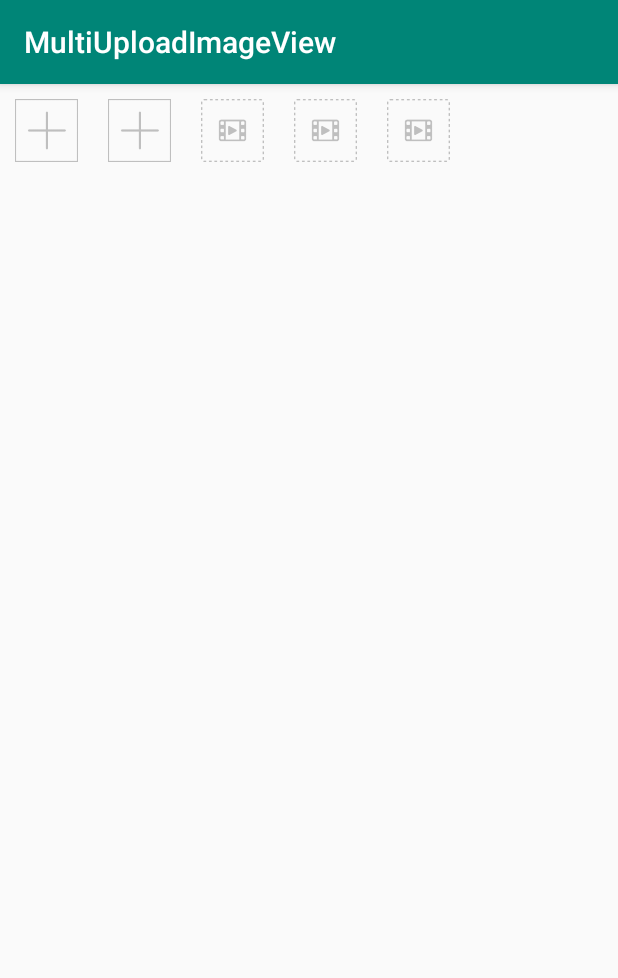
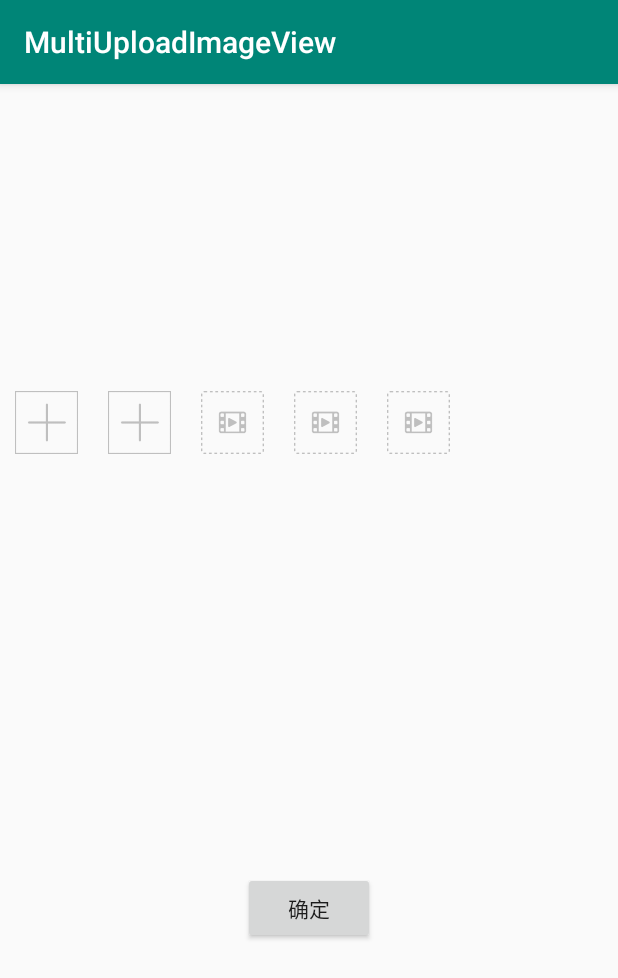
Before and after one commit to jingyongxuan666/MyView, an Android app: the screen it shows after launch (MainActivity), after a tap on "主体图片", on a phone screen of 412 x 824 dp. Shown: the top 978 px of the screen. Run offline under Robolectric (Android 15) with nearby library versions, the phone set to English and light mode, and no system bars.

Commit message:
1.可以获取file对象 2.完善 下一步：限制大小，图片旋转问题

```diff
--- a/MultiChosenImageView/app/src/main/java/com/jyx/myimageview/MainActivity.java
+++ b/MultiChosenImageView/app/src/main/java/com/jyx/myimageview/MainActivity.java
@@ -16,6 +16,7 @@ import android.support.annotation.RequiresApi;
 import android.support.v4.content.ContextCompat;
 import android.support.v7.app.AppCompatActivity;
 import android.view.View;
+import android.widget.Button;
 import android.widget.Toast;
 
 import java.io.File;
@@ -24,11 +25,18 @@ import java.util.List;
 
 public class MainActivity extends AppCompatActivity {
     private static final int REQUEST_PERMISSION_CODE = 100;
+
+    private static final int REQUEST_CODE1 = 100;
+    private static final int REQUEST_CODE2 = 200;
+    private static final int REQUEST_CODE3 = 300;
+
     private Context mContext;
 
     private MultiChosenImageView iv1;
     private MultiChosenImageView iv2;
     private MultiChosenImageView iv3;
+
+    private Button button;
     @Override
     protected void onCreate(Bundle savedInstanceState) {
         super.onCreate(savedInstanceState);
@@ -37,6 +45,8 @@ public class MainActivity extends AppCompatActivity {
         iv1 = findViewById(R.id.multiChosenImageView3);
         iv2 = findViewById(R.id.multiChosenImageView);
         iv3 = findViewById(R.id.multiChosenImageView1);
+
+        button = findViewById(R.id.button);
         if (!checkPermission()){
             if (Build.VERSION.SDK_INT >= Build.VERSION_CODES.M) {
                 requestPermissions();
@@ -45,20 +55,29 @@ public class MainActivity extends AppCompatActivity {
         iv1.setOnClickListener(new View.OnClickListener() {
             @Override
             public void onClick(View v) {
-                iv1.choseFile(100);
+                iv1.choseFile(REQUEST_CODE1);
             }
         });
 
         iv2.setOnClickListener(new View.OnClickListener() {
             @Override
             public void onClick(View v) {
-                iv2.choseFile(200);
+                iv2.choseFile(REQUEST_CODE2);
             }
         });
         iv3.setOnClickListener(new View.OnClickListener() {
             @Override
             public void onClick(View v) {
-                iv3.choseFile(300);
+                iv3.choseFile(REQUEST_CODE3);
+            }
+        });
+
+        button.setOnClickListener(new View.OnClickListener() {
+            @Override
+            public void onClick(View v) {
+                File file1 = iv1.getFile();
+                File file2 = iv2.getFile();
+                File file3 = iv3.getFile();
             }
         });
 
@@ -136,8 +155,19 @@ public class MainActivity extends AppCompatActivity {
     @Override
     protected void onActivityResult(int requestCode, int resultCode, @Nullable Intent data) {
         super.onActivityResult(requestCode, resultCode, data);
-        iv1.handleData(requestCode,data);
-        iv2.handleData(requestCode,data);
-        iv3.handleData(requestCode,data);
+        if(resultCode == RESULT_OK){
+            switch (requestCode){
+                case REQUEST_CODE1:
+                    iv1.handleData(data);
+                    break;
+                case REQUEST_CODE2:
+                    iv2.handleData(data);
+                    break;
+                case REQUEST_CODE3:
+                    iv3.handleData(data);
+                    break;
+            }
+        }
+
     }
 }
--- a/MultiChosenImageView/app/src/main/res/layout/activity_main.xml
+++ b/MultiChosenImageView/app/src/main/res/layout/activity_main.xml
@@ -1,16 +1,18 @@
 <?xml version="1.0" encoding="utf-8"?>
 <android.support.constraint.ConstraintLayout xmlns:android="http://schemas.android.com/apk/res/android"
-                                             xmlns:app="http://schemas.android.com/apk/res-auto"
-                                             xmlns:tools="http://schemas.android.com/tools"
-                                             android:layout_width="match_parent"
-                                             android:layout_height="match_parent"
-                                             tools:context=".MainActivity">
+    xmlns:app="http://schemas.android.com/apk/res-auto"
+    xmlns:tools="http://schemas.android.com/tools"
+    android:layout_width="match_parent"
+    android:layout_height="match_parent"
+    tools:context=".MainActivity">
 
     <LinearLayout
         android:id="@+id/linearLayout"
         android:layout_width="match_parent"
         android:layout_height="wrap_content"
+        android:layout_marginBottom="73dp"
         android:orientation="horizontal"
+        app:layout_constraintBottom_toTopOf="@+id/button"
         app:layout_constraintEnd_toEndOf="parent"
         app:layout_constraintStart_toStartOf="parent"
         app:layout_constraintTop_toTopOf="parent">
@@ -22,8 +24,9 @@
             app:choseFrom="gallery"
             app:choseType="image"
             app:deletable="true"
-            app:shapeMode="equalsWidth"
-            app:limitedSize="10"/>
+            app:limitedSize="10"
+            app:shapeMode="equalsWidth" />
+
         <com.jyx.myimageview.MultiChosenImageView
             android:id="@+id/multiChosenImageView1"
             android:layout_width="62dp"
@@ -31,17 +34,19 @@
             app:choseFrom="camera"
             app:choseType="image"
             app:deletable="true"
-            app:shapeMode="equalsWidth"
-            app:limitedSize="10"/>
+            app:limitedSize="10"
+            app:shapeMode="equalsWidth" />
+
         <com.jyx.myimageview.MultiChosenImageView
             android:id="@+id/multiChosenImageView3"
             android:layout_width="62dp"
             android:layout_height="100dp"
-            app:choseFrom="camera"
+            app:choseFrom="gallery"
             app:choseType="video"
             app:deletable="true"
-            app:shapeMode="equalsWidth"
-            app:limitedSize="10"/>
+            app:limitedSize="10"
+            app:shapeMode="equalsWidth" />
+
         <com.jyx.myimageview.MultiChosenImageView
             android:id="@+id/multiChosenImageView4"
             android:layout_width="62dp"
@@ -49,8 +54,9 @@
             app:choseFrom="gallery"
             app:choseType="video"
             app:deletable="true"
-            app:shapeMode="equalsWidth"
-            app:limitedSize="10"/>
+            app:limitedSize="10"
+            app:shapeMode="equalsWidth" />
+
         <com.jyx.myimageview.MultiChosenImageView
             android:id="@+id/multiChosenImageView5"
             android:layout_width="62dp"
@@ -58,9 +64,18 @@
             app:choseFrom="both"
             app:choseType="video"
             app:deletable="true"
-            app:shapeMode="equalsWidth"
-            app:limitedSize="10"/>
+            app:limitedSize="10"
+            app:shapeMode="equalsWidth" />
     </LinearLayout>
 
+    <Button
+        android:id="@+id/button"
+        android:text="确定"
+        android:layout_width="wrap_content"
+        android:layout_height="wrap_content"
+        app:layout_constraintBottom_toBottomOf="parent"
+        app:layout_constraintEnd_toEndOf="parent"
+        app:layout_constraintStart_toStartOf="parent"
+        app:layout_constraintTop_toBottomOf="@+id/linearLayout" />
 
 </android.support.constraint.ConstraintLayout>
--- a/MultiChosenImageView/app/src/main/res/layout/muti_chosen_image_view.xml
+++ b/MultiChosenImageView/app/src/main/res/layout/muti_chosen_image_view.xml
@@ -23,7 +23,7 @@
             android:layout_width="match_parent"
             android:layout_height="match_parent"
             android:background="@android:color/black"
-            android:alpha="0.5"/>
+            android:alpha="0.4"/>
         <ImageView
             android:id="@+id/iv_play"
             android:layout_width="wrap_content"
```
Also changed, not shown: MultiChosenImageView/app/src/main/java/com/jyx/myimageview/MultiChosenImageView.java (+66 -50 lines).
